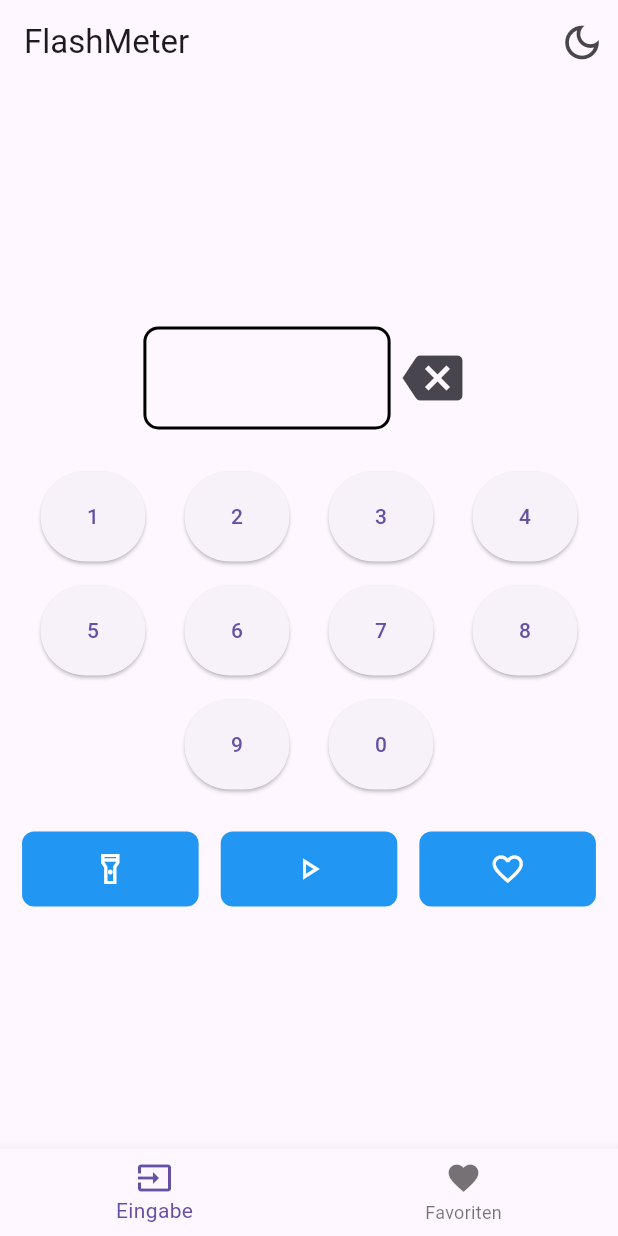
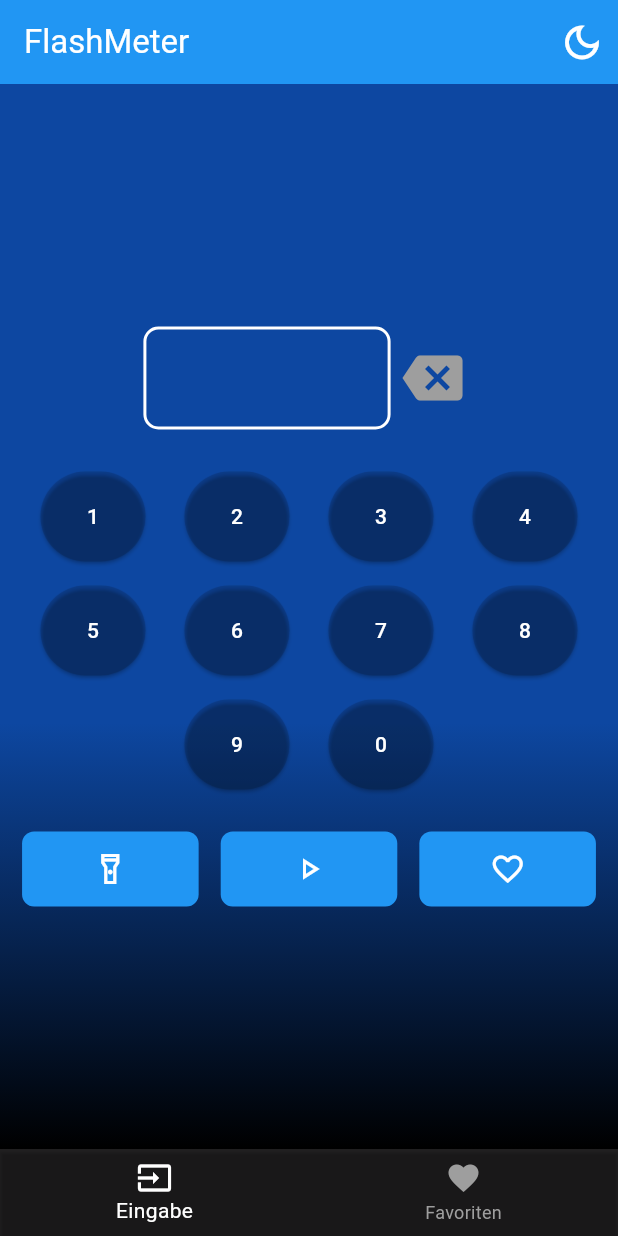
Before and after one commit to matatoMatata94/flash_meter, a Flutter app: the screen it shows after launch, after a tap on the "backspace" icon, on a phone screen of 412 x 824 dp. Run offline on Flutter 3.47's test engine with Material 3 defaults, Android fonts, the phone set to English and light mode, and no system bars; our stand-ins replace shared_preferences; missing offline and left inert: torch_light.

Commit message:
Color Theme for Darkmode
Implemented a first try for the Color compostion for the dark mode

```diff
--- a/lib/view/flash_meter_view.dart
+++ b/lib/view/flash_meter_view.dart
@@ -33,7 +33,11 @@ class _FlashMeterAppState extends State<FlashMeterApp> {
   Widget build(BuildContext context) {
     return Scaffold(
       appBar: AppBar(
-        title: const Text('FlashMeter'),
+        backgroundColor: Colors.blue,
+        title: const Text(
+          'FlashMeter',
+          style: TextStyle(color: Colors.white),
+        ),
         actions: [
           IconButton(
             onPressed: () {
@@ -42,12 +46,23 @@ class _FlashMeterAppState extends State<FlashMeterApp> {
                   : MyApp.of(context).changeTheme(ThemeMode.light);
             },
             icon: Theme.of(context).brightness == Brightness.light
-                ? const Icon(Icons.dark_mode_outlined, size: 30)
-                : const Icon(Icons.light_mode_outlined, size: 30),
+                ? const Icon(
+                    Icons.dark_mode_outlined,
+                    size: 30,
+                    color: Colors.white,
+                  )
+                : const Icon(
+                    Icons.light_mode_outlined,
+                    size: 30,
+                    color: Colors.black,
+                  ),
           ),
         ],
       ),
-      body: Stack(
+      body: Container(
+        child: CustomPaint(
+          painter: GradientBackgroundPainter(),
+          child: Stack(
             children: [
               Offstage(
                 offstage: widget.controller.currentIndex != 0,
@@ -64,6 +79,8 @@ class _FlashMeterAppState extends State<FlashMeterApp> {
               ),
             ],
           ),
+        ),
+      ),
       bottomNavigationBar: CustomBottomNavigationBar(
         currentIndex: widget.controller.currentIndex,
         onTap: onBottomNavigationBarTap,
--- a/lib/view/pages/input_page.dart
+++ b/lib/view/pages/input_page.dart
@@ -48,15 +48,21 @@ class _InputPageState extends State<InputPage> {
                       border: Border.all(
                         width: 2,
                         color: Theme.of(context).brightness == Brightness.light
-                            ? Colors.black
-                            : Colors.white,
+                            ? Colors.white
+                            : Colors.black,
                       ),
                       borderRadius: BorderRadius.circular(10),
                     ),
                     child: Center(
                       child: Text(
                         inputNumber,
-                        style: const TextStyle(fontSize: 20),
+                        style: TextStyle(
+                          fontSize: 20,
+                          color:
+                              Theme.of(context).brightness == Brightness.light
+                                  ? Colors.white
+                                  : Colors.black,
+                        ),
                       ),
                     ),
                   ),
@@ -64,6 +70,7 @@ class _InputPageState extends State<InputPage> {
                     icon: const Icon(Icons.backspace),
                     iconSize: 40,
                     onPressed: () => widget.controller.deleteLastInput(),
+                    color: Colors.grey,
                   ),
                 ],
               ),
--- a/lib/view/widgets/common_widgets.dart
+++ b/lib/view/widgets/common_widgets.dart
@@ -12,6 +12,10 @@ class CustomBottomNavigationBar extends StatelessWidget {
   @override
   Widget build(BuildContext context) {
     return BottomNavigationBar(
+      selectedItemColor: Colors.white,
+      unselectedItemColor: Colors.grey,
+      backgroundColor: Colors.black87,
+      elevation: 1.0,
       items: const [
         BottomNavigationBarItem(
           icon: Icon(Icons.input),
@@ -96,12 +100,40 @@ class CustomNumPad extends StatelessWidget {
       child: ElevatedButton(
         style: ElevatedButton.styleFrom(
           minimumSize: const Size(70, 60),
+          backgroundColor: Colors.black12,
+          elevation: 1,
         ),
         onPressed: () {
           onTap(label);
         },
-        child: Text(label),
+        child: Text(
+          label,
+          style: const TextStyle(color: Colors.white),
+        ),
       ),
     );
   }
 }
+
+class GradientBackgroundPainter extends CustomPainter {
+  @override
+  void paint(Canvas canvas, Size size) {
+    final Rect rect = Offset.zero & size;
+
+    final Gradient gradient = LinearGradient(
+      begin: Alignment.topCenter,
+      end: Alignment.bottomCenter,
+      colors: [Colors.blue.shade900, Colors.black],
+      stops: const [0.6, 1.0],
+    );
+
+    final Paint paint = Paint()..shader = gradient.createShader(rect);
+
+    canvas.drawRect(rect, paint);
+  }
+
+  @override
+  bool shouldRepaint(CustomPainter oldDelegate) {
+    return false;
+  }
+}
```
Lines whose indentation alone changed are shown as unchanged.
